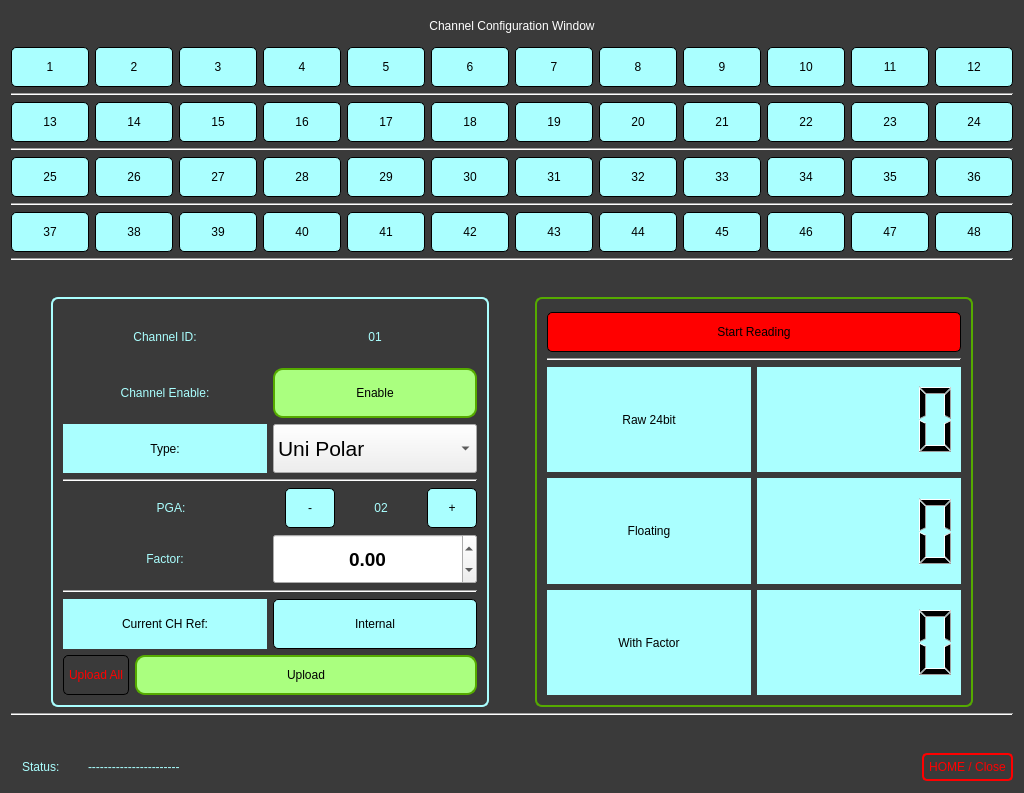
Mubshr07/DAQ, file configchwin.ui: the form before one commit.
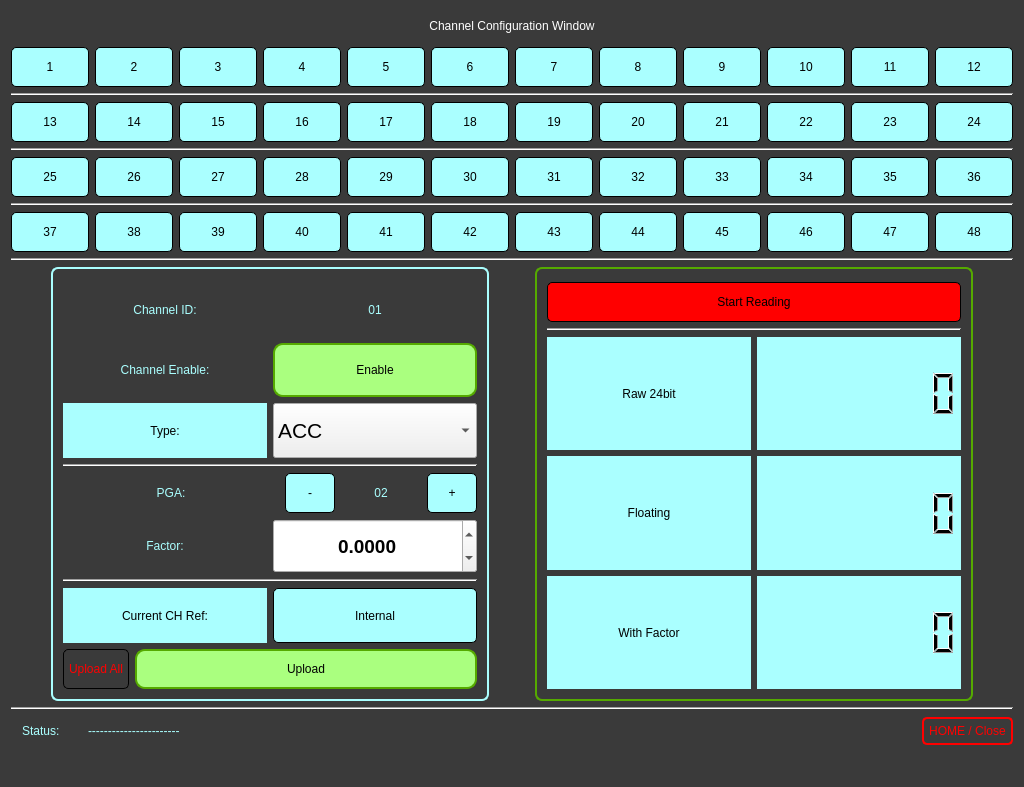
The form after the commit.

```diff
--- a/configchwin.ui
+++ b/configchwin.ui
@@ -7,7 +7,7 @@
     <x>0</x>
     <y>0</y>
     <width>1024</width>
-    <height>793</height>
+    <height>787</height>
    </rect>
   </property>
   <property name="windowTitle">
@@ -1055,22 +1055,6 @@
      </item>
     </layout>
    </item>
-   <item>
-    <spacer name="verticalSpacer_3">
-     <property name="orientation">
-      <enum>Qt::Vertical</enum>
-     </property>
-     <property name="sizeType">
-      <enum>QSizePolicy::Preferred</enum>
-     </property>
-     <property name="sizeHint" stdset="0">
-      <size>
-       <width>20</width>
-       <height>30</height>
-      </size>
-     </property>
-    </spacer>
-   </item>
    <item>
     <layout class="QHBoxLayout" name="horizontalLayout_6">
      <item>
@@ -1199,7 +1183,7 @@
             </property>
             <item>
              <property name="text">
-              <string>Uni Polar</string>
+              <string>ACC</string>
              </property>
             </item>
             <item>
@@ -1334,10 +1318,13 @@
              <set>Qt::AlignCenter</set>
             </property>
             <property name="decimals">
-             <number>2</number>
+             <number>4</number>
             </property>
             <property name="minimum">
-             <double>-99.000000000000000</double>
+             <double>-9999999999.989999771118164</double>
+            </property>
+            <property name="maximum">
+             <double>9999999999.989999771118164</double>
             </property>
             <property name="singleStep">
              <double>0.010000000000000</double>
@@ -1530,6 +1517,9 @@
             <property name="styleSheet">
              <string notr="true">background-color:rgb(170, 255, 255); </string>
             </property>
+            <property name="digitCount">
+             <number>8</number>
+            </property>
             <property name="mode">
              <enum>QLCDNumber::Hex</enum>
             </property>
@@ -1561,6 +1551,9 @@
             <property name="styleSheet">
              <string notr="true">background-color:rgb(170, 255, 255); </string>
             </property>
+            <property name="digitCount">
+             <number>8</number>
+            </property>
            </widget>
           </item>
          </layout>
@@ -1589,6 +1582,15 @@
             <property name="styleSheet">
              <string notr="true">background-color:rgb(170, 255, 255); </string>
             </property>
+            <property name="digitCount">
+             <number>8</number>
+            </property>
+            <property name="mode">
+             <enum>QLCDNumber::Dec</enum>
+            </property>
+            <property name="intValue" stdset="0">
+             <number>0</number>
+            </property>
            </widget>
           </item>
          </layout>
@@ -1621,22 +1623,6 @@
      </property>
     </widget>
    </item>
-   <item>
-    <spacer name="verticalSpacer_2">
-     <property name="orientation">
-      <enum>Qt::Vertical</enum>
-     </property>
-     <property name="sizeType">
-      <enum>QSizePolicy::Preferred</enum>
-     </property>
-     <property name="sizeHint" stdset="0">
-      <size>
-       <width>20</width>
-       <height>30</height>
-      </size>
-     </property>
-    </spacer>
-   </item>
    <item>
     <layout class="QHBoxLayout" name="horizontalLayout_7">
      <item>
@@ -1692,6 +1678,22 @@
      </item>
     </layout>
    </item>
+   <item>
+    <spacer name="verticalSpacer_2">
+     <property name="orientation">
+      <enum>Qt::Vertical</enum>
+     </property>
+     <property name="sizeType">
+      <enum>QSizePolicy::Preferred</enum>
+     </property>
+     <property name="sizeHint" stdset="0">
+      <size>
+       <width>20</width>
+       <height>30</height>
+      </size>
+     </property>
+    </spacer>
+   </item>
   </layout>
  </widget>
  <resources/>
```
Left out of the diff: 7 changed lines with no effect on the pictures.
